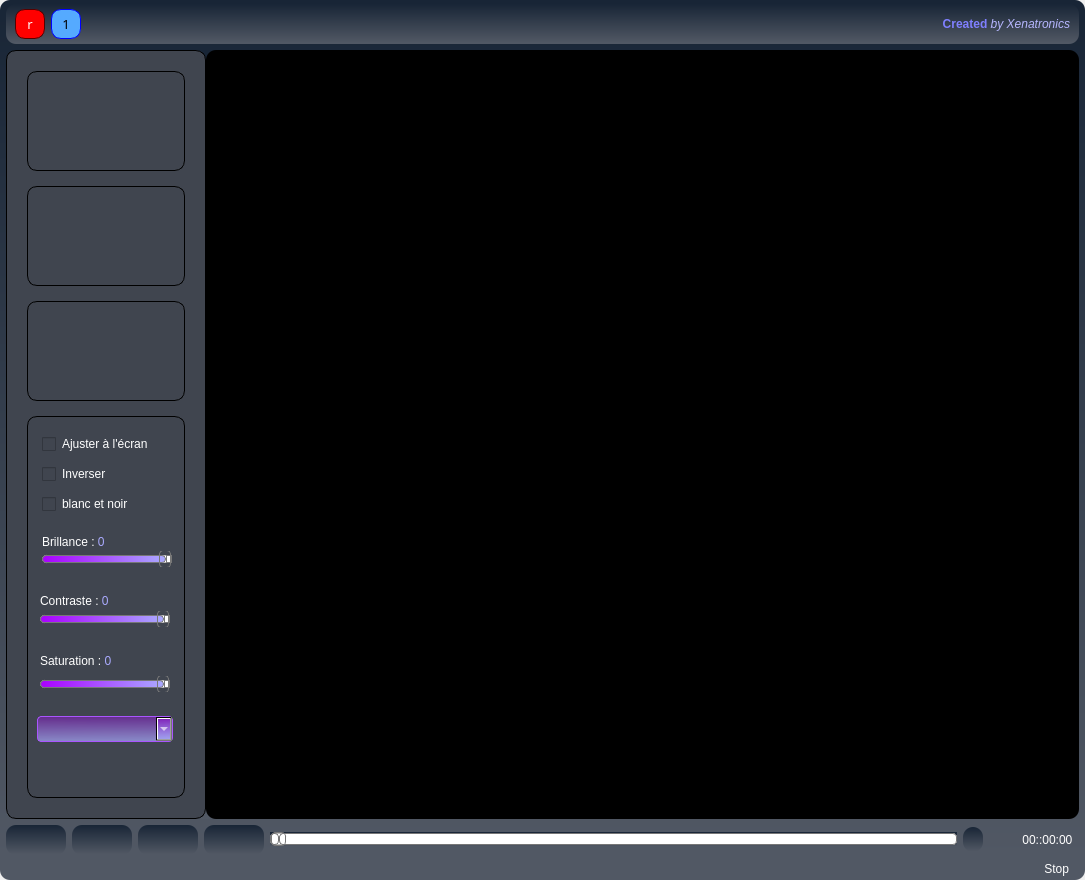
First picture: the form in WebCam.ui, repository pat13310/Webcam, before the edit.
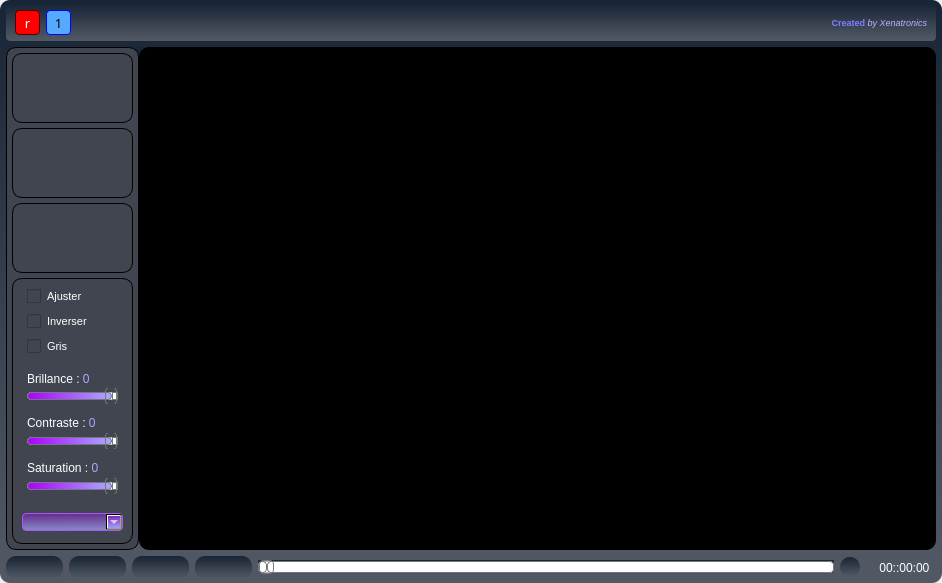
Second picture: the form after the edit. Icons and pictures are not drawn.

```diff
--- a/WebCam.ui
+++ b/WebCam.ui
@@ -6,14 +6,14 @@
    <rect>
     <x>0</x>
     <y>0</y>
-    <width>1085</width>
-    <height>880</height>
+    <width>942</width>
+    <height>583</height>
    </rect>
   </property>
   <property name="minimumSize">
    <size>
-    <width>0</width>
-    <height>800</height>
+    <width>800</width>
+    <height>500</height>
    </size>
   </property>
   <property name="windowTitle">
@@ -70,17 +70,18 @@
          <property name="minimumSize">
           <size>
            <width>930</width>
-           <height>40</height>
+           <height>35</height>
           </size>
          </property>
          <property name="maximumSize">
           <size>
            <width>16777215</width>
-           <height>40</height>
+           <height>37</height>
           </size>
          </property>
          <property name="styleSheet">
-          <string notr="true">background-color: qlineargradient(spread:pad, x1:0.493, y1:0, x2:0.492925, y2:0.972, stop:0 rgba(24, 37, 54, 255), stop:1 rgba(81, 88, 100, 255))</string>
+          <string notr="true">background-color: qlineargradient(spread:pad, x1:0.493, y1:0, x2:0.492925, y2:0.972, stop:0 rgba(24, 37, 54, 255), stop:1 rgba(81, 88, 100, 255));
+border-radius: 4px;</string>
          </property>
          <property name="frameShape">
           <enum>QFrame::StyledPanel</enum>
@@ -111,8 +112,8 @@
             </property>
             <property name="maximumSize">
              <size>
-              <width>30</width>
-              <height>30</height>
+              <width>25</width>
+              <height>25</height>
              </size>
             </property>
             <property name="font">
@@ -126,6 +127,7 @@
 color: rgb(255, 255, 255);
 background-color: rgb(255, 0, 0);
 border: 1px solid rgb(85, 0, 0);
+border-radius:4px;
 }
 
 QPushButton:hover{
@@ -151,14 +153,14 @@
             </property>
             <property name="minimumSize">
              <size>
-              <width>30</width>
+              <width>25</width>
               <height>0</height>
              </size>
             </property>
             <property name="maximumSize">
              <size>
-              <width>30</width>
-              <height>30</height>
+              <width>25</width>
+              <height>25</height>
              </size>
             </property>
             <property name="font">
@@ -174,6 +176,7 @@
 QPushButton{
 background-color: rgb(85, 170, 255);
 border: 1px solid blue;
+border-radius:4px;
 }
 
 QPushButton:hover{
@@ -220,7 +223,7 @@
              <string notr="true">background-color: transparent;</string>
             </property>
             <property name="text">
-             <string>&lt;html&gt;&lt;head/&gt;&lt;body&gt;&lt;p align=&quot;right&quot;&gt;&lt;span style=&quot; font-weight:600; color:#7f7fff;&quot;&gt;Created &lt;/span&gt;&lt;span style=&quot; font-style:italic; color:#b6b6ff;&quot;&gt;by Xenatronics&lt;/span&gt;&lt;/p&gt;&lt;/body&gt;&lt;/html&gt;</string>
+             <string>&lt;html&gt;&lt;head/&gt;&lt;body&gt;&lt;p align=&quot;right&quot;&gt;&lt;span style=&quot; font-size:7pt; font-weight:600; color:#7f7fff;&quot;&gt;Created &lt;/span&gt;&lt;span style=&quot; font-size:7pt; font-style:italic; color:#b6b6ff;&quot;&gt;by Xenatronics&lt;/span&gt;&lt;/p&gt;&lt;/body&gt;&lt;/html&gt;</string>
             </property>
            </widget>
           </item>
@@ -267,7 +270,7 @@
             </property>
             <property name="maximumSize">
              <size>
-              <width>200</width>
+              <width>133</width>
               <height>16777215</height>
              </size>
             </property>
@@ -284,32 +287,32 @@
             </property>
             <layout class="QVBoxLayout" name="verticalLayout_3">
              <property name="spacing">
-              <number>15</number>
+              <number>5</number>
              </property>
              <property name="leftMargin">
-              <number>20</number>
+              <number>5</number>
              </property>
              <property name="topMargin">
-              <number>20</number>
+              <number>5</number>
              </property>
              <property name="rightMargin">
-              <number>20</number>
+              <number>5</number>
              </property>
              <property name="bottomMargin">
-              <number>20</number>
+              <number>5</number>
              </property>
              <item>
               <widget class="QPushButton" name="video">
                <property name="minimumSize">
                 <size>
-                 <width>70</width>
-                 <height>70</height>
+                 <width>40</width>
+                 <height>40</height>
                 </size>
                </property>
                <property name="maximumSize">
                 <size>
                  <width>16777215</width>
-                 <height>100</height>
+                 <height>70</height>
                 </size>
                </property>
                <property name="styleSheet">
@@ -332,8 +335,8 @@
                </property>
                <property name="iconSize">
                 <size>
-                 <width>63</width>
-                 <height>69</height>
+                 <width>40</width>
+                 <height>50</height>
                 </size>
                </property>
                <property name="autoDefault">
@@ -345,14 +348,14 @@
               <widget class="QPushButton" name="picture">
                <property name="minimumSize">
                 <size>
-                 <width>70</width>
-                 <height>70</height>
+                 <width>40</width>
+                 <height>40</height>
                 </size>
                </property>
                <property name="maximumSize">
                 <size>
                  <width>16777215</width>
-                 <height>100</height>
+                 <height>70</height>
                 </size>
                </property>
                <property name="styleSheet">
@@ -375,8 +378,8 @@
                </property>
                <property name="iconSize">
                 <size>
-                 <width>63</width>
-                 <height>61</height>
+                 <width>40</width>
+                 <height>50</height>
                 </size>
                </property>
                <property name="autoDefault">
@@ -395,7 +398,7 @@
                <property name="maximumSize">
                 <size>
                  <width>16777215</width>
-                 <height>100</height>
+                 <height>70</height>
                 </size>
                </property>
                <property name="styleSheet">
@@ -418,8 +421,8 @@
                </property>
                <property name="iconSize">
                 <size>
-                 <width>69</width>
-                 <height>73</height>
+                 <width>40</width>
+                 <height>50</height>
                 </size>
                </property>
                <property name="autoDefault">
@@ -435,6 +438,12 @@
                  <verstretch>0</verstretch>
                 </sizepolicy>
                </property>
+               <property name="minimumSize">
+                <size>
+                 <width>0</width>
+                 <height>217</height>
+                </size>
+               </property>
                <property name="frameShape">
                 <enum>QFrame::StyledPanel</enum>
                </property>
@@ -445,25 +454,30 @@
                 <property name="geometry">
                  <rect>
                   <x>15</x>
-                  <y>20</y>
-                  <width>117</width>
+                  <y>10</y>
+                  <width>96</width>
                   <height>16</height>
                  </rect>
                 </property>
+                <property name="font">
+                 <font>
+                  <pointsize>8</pointsize>
+                 </font>
+                </property>
                 <property name="styleSheet">
                  <string notr="true">color: rgb(255, 255, 255);
 border: 0px solid;</string>
                 </property>
                 <property name="text">
-                 <string>Ajuster à l'écran</string>
+                 <string>Ajuster</string>
                 </property>
                </widget>
                <widget class="QSlider" name="slider_brillance">
                 <property name="geometry">
                  <rect>
                   <x>15</x>
-                  <y>135</y>
-                  <width>130</width>
+                  <y>110</y>
+                  <width>91</width>
                   <height>16</height>
                  </rect>
                 </property>
@@ -553,8 +567,8 @@
                 <property name="geometry">
                  <rect>
                   <x>15</x>
-                  <y>115</y>
-                  <width>126</width>
+                  <y>90</y>
+                  <width>91</width>
                   <height>18</height>
                  </rect>
                 </property>
@@ -589,9 +603,9 @@
                <widget class="QSlider" name="slider_contraste">
                 <property name="geometry">
                  <rect>
-                  <x>13</x>
-                  <y>195</y>
-                  <width>130</width>
+                  <x>15</x>
+                  <y>155</y>
+                  <width>91</width>
                   <height>16</height>
                  </rect>
                 </property>
@@ -680,9 +694,9 @@
                <widget class="QLabel" name="lbl_contraste">
                 <property name="geometry">
                  <rect>
-                  <x>13</x>
-                  <y>175</y>
-                  <width>126</width>
+                  <x>15</x>
+                  <y>135</y>
+                  <width>91</width>
                   <height>17</height>
                  </rect>
                 </property>
@@ -711,9 +725,9 @@
                <widget class="QLabel" name="lbl_saturation">
                 <property name="geometry">
                  <rect>
-                  <x>13</x>
-                  <y>235</y>
-                  <width>121</width>
+                  <x>15</x>
+                  <y>180</y>
+                  <width>91</width>
                   <height>17</height>
                  </rect>
                 </property>
@@ -742,9 +756,9 @@
                <widget class="QSlider" name="slider_saturation">
                 <property name="geometry">
                  <rect>
-                  <x>13</x>
-                  <y>260</y>
-                  <width>130</width>
+                  <x>15</x>
+                  <y>200</y>
+                  <width>91</width>
                   <height>16</height>
                  </rect>
                 </property>
@@ -834,11 +848,16 @@
                 <property name="geometry">
                  <rect>
                   <x>15</x>
-                  <y>50</y>
-                  <width>117</width>
+                  <y>35</y>
+                  <width>96</width>
                   <height>16</height>
                  </rect>
                 </property>
+                <property name="font">
+                 <font>
+                  <pointsize>8</pointsize>
+                 </font>
+                </property>
                 <property name="styleSheet">
                  <string notr="true">color: rgb(255, 255, 255);
 border: 0px solid;</string>
@@ -851,31 +870,36 @@
                 <property name="geometry">
                  <rect>
                   <x>15</x>
-                  <y>80</y>
-                  <width>117</width>
+                  <y>60</y>
+                  <width>96</width>
                   <height>16</height>
                  </rect>
                 </property>
+                <property name="font">
+                 <font>
+                  <pointsize>8</pointsize>
+                 </font>
+                </property>
                 <property name="styleSheet">
                  <string notr="true">color: rgb(255, 255, 255);
 border: 0px solid;</string>
                 </property>
                 <property name="text">
-                 <string>blanc et noir</string>
+                 <string>Gris</string>
                 </property>
                </widget>
                <widget class="QComboBox" name="comboCamera">
                 <property name="geometry">
                  <rect>
                   <x>10</x>
-                  <y>300</y>
-                  <width>136</width>
-                  <height>26</height>
+                  <y>235</y>
+                  <width>101</width>
+                  <height>18</height>
                  </rect>
                 </property>
                 <property name="font">
                  <font>
-                  <pointsize>9</pointsize>
+                  <pointsize>7</pointsize>
                  </font>
                 </property>
                 <property name="styleSheet">
@@ -966,18 +990,144 @@
          <property name="verticalSpacing">
           <number>7</number>
          </property>
+         <item row="1" column="6">
+          <widget class="QLabel" name="led">
+           <property name="sizePolicy">
+            <sizepolicy hsizetype="Fixed" vsizetype="Fixed">
+             <horstretch>0</horstretch>
+             <verstretch>0</verstretch>
+            </sizepolicy>
+           </property>
+           <property name="minimumSize">
+            <size>
+             <width>20</width>
+             <height>20</height>
+            </size>
+           </property>
+           <property name="maximumSize">
+            <size>
+             <width>20</width>
+             <height>20</height>
+            </size>
+           </property>
+           <property name="styleSheet">
+            <string notr="true">color: rgb(255, 255, 255);
+border: 0px solid;</string>
+           </property>
+           <property name="text">
+            <string/>
+           </property>
+           <property name="pixmap">
+            <pixmap resource="webcam.qrc">:/icones/icones/media/led_rouge.png</pixmap>
+           </property>
+           <property name="scaledContents">
+            <bool>true</bool>
+           </property>
+          </widget>
+         </item>
+         <item row="1" column="5">
+          <widget class="QSlider" name="slider_position">
+           <property name="minimumSize">
+            <size>
+             <width>413</width>
+             <height>0</height>
+            </size>
+           </property>
+           <property name="maximumSize">
+            <size>
+             <width>16777215</width>
+             <height>16777215</height>
+            </size>
+           </property>
+           <property name="styleSheet">
+            <string notr="true">QSlider{
+border: 0px;
+}
+
+QSlider::groove:horizontal {
+border: 1px solid #bbb;
+background: white;
+height: 10px;
+border-radius: 4px;
+
+}
+
+QSlider::sub-page:horizontal {
+background: qlineargradient(x1: 0, y1: 0,    x2: 0, y2: 1,
+    stop: 0 #66e, stop: 1 #bbf);
+background: qlineargradient(x1: 0, y1: 0.2, x2: 1, y2: 1,
+    stop: 0 #bbf, stop: 1 #55f);
+border: 1px solid #777;
+height: 10px;
+border-radius: 4px;
+}
+
+QSlider::add-page:horizontal {
+background: #fff;
+border: 1px solid #777;
+height: 10px;
+border-radius: 4px;
+}
+
+QSlider::handle:horizontal {
+background: qlineargradient(x1:0, y1:0, x2:1, y2:1,
+    stop:0 #eee, stop:1 #ccc);
+border: 1px solid #777;
+width: 13px;
+margin-top: -2px;
+margin-bottom: -2px;
+border-radius: 4px;
+}
+
+QSlider::handle:horizontal:hover {
+background: qlineargradient(x1:0, y1:0, x2:1, y2:1,
+    stop:0 #fff, stop:1 #ddd);
+border: 1px solid #444;
+border-radius: 4px;
+}
+
+QSlider::sub-page:horizontal:disabled {
+background: #bbb;
+border-color: #999;
+}
+
+QSlider::add-page:horizontal:disabled {
+background: #eee;
+border-color: #999;
+}
+
+QSlider::handle:horizontal:disabled {
+background: #eee;
+border: 1px solid #aaa;
+border-radius: 4px;
+}</string>
+           </property>
+           <property name="maximum">
+            <number>200</number>
+           </property>
+           <property name="pageStep">
+            <number>1</number>
+           </property>
+           <property name="value">
+            <number>0</number>
+           </property>
+           <property name="orientation">
+            <enum>Qt::Horizontal</enum>
+           </property>
+          </widget>
+         </item>
          <item row="1" column="3">
           <widget class="QPushButton" name="split">
            <property name="minimumSize">
             <size>
-             <width>60</width>
-             <height>30</height>
+             <width>57</width>
+             <height>23</height>
             </size>
            </property>
            <property name="maximumSize">
             <size>
              <width>60</width>
-             <height>30</height>
+             <height>27</height>
             </size>
            </property>
            <property name="font">
@@ -1011,6 +1161,12 @@
             <iconset>
              <normaloff>icones/media/split.png</normaloff>icones/media/split.png</iconset>
            </property>
+           <property name="iconSize">
+            <size>
+             <width>15</width>
+             <height>17</height>
+            </size>
+           </property>
           </widget>
          </item>
          <item row="1" column="7">
@@ -1023,7 +1179,7 @@
            </property>
            <property name="minimumSize">
             <size>
-             <width>90</width>
+             <width>70</width>
              <height>15</height>
             </size>
            </property>
@@ -1054,14 +1210,14 @@
           <widget class="QPushButton" name="stop">
            <property name="minimumSize">
             <size>
-             <width>60</width>
-             <height>0</height>
+             <width>57</width>
+             <height>23</height>
             </size>
            </property>
            <property name="maximumSize">
             <size>
              <width>60</width>
-             <height>30</height>
+             <height>27</height>
             </size>
            </property>
            <property name="font">
@@ -1097,14 +1253,14 @@
           <widget class="QPushButton" name="play">
            <property name="minimumSize">
             <size>
-             <width>60</width>
-             <height>30</height>
+             <width>57</width>
+             <height>23</height>
             </size>
            </property>
            <property name="maximumSize">
             <size>
              <width>60</width>
-             <height>30</height>
+             <height>27</height>
             </size>
            </property>
            <property name="font">
@@ -1140,14 +1296,14 @@
           <widget class="QPushButton" name="record">
            <property name="minimumSize">
             <size>
-             <width>60</width>
-             <height>30</height>
+             <width>57</width>
+             <height>23</height>
             </size>
            </property>
            <property name="maximumSize">
             <size>
              <width>60</width>
-             <height>30</height>
+             <height>27</height>
             </size>
            </property>
            <property name="font">
@@ -1183,163 +1339,12 @@
            </property>
            <property name="iconSize">
             <size>
-             <width>30</width>
-             <height>30</height>
+             <width>23</width>
+             <height>26</height>
             </size>
            </property>
           </widget>
          </item>
-         <item row="2" column="7">
-          <widget class="QLabel" name="label_infos2">
-           <property name="styleSheet">
-            <string notr="true">background-color:transparent ;
-color:white;</string>
-           </property>
-           <property name="text">
-            <string>Stop</string>
-           </property>
-           <property name="alignment">
-            <set>Qt::AlignRight|Qt::AlignTrailing|Qt::AlignVCenter</set>
-           </property>
-           <property name="margin">
-            <number>0</number>
-           </property>
-           <property name="indent">
-            <number>10</number>
-           </property>
-          </widget>
-         </item>
-         <item row="1" column="5">
-          <widget class="QSlider" name="slider_position">
-           <property name="minimumSize">
-            <size>
-             <width>600</width>
-             <height>0</height>
-            </size>
-           </property>
-           <property name="maximumSize">
-            <size>
-             <width>16777215</width>
-             <height>16777215</height>
-            </size>
-           </property>
-           <property name="styleSheet">
-            <string notr="true">QSlider{
-border: 0px;
-}
-
-QSlider::groove:horizontal {
-border: 1px solid #bbb;
-background: white;
-height: 10px;
-border-radius: 4px;
-
-}
-
-QSlider::sub-page:horizontal {
-background: qlineargradient(x1: 0, y1: 0,    x2: 0, y2: 1,
-    stop: 0 #66e, stop: 1 #bbf);
-background: qlineargradient(x1: 0, y1: 0.2, x2: 1, y2: 1,
-    stop: 0 #bbf, stop: 1 #55f);
-border: 1px solid #777;
-height: 10px;
-border-radius: 4px;
-}
-
-QSlider::add-page:horizontal {
-background: #fff;
-border: 1px solid #777;
-height: 10px;
-border-radius: 4px;
-}
-
-QSlider::handle:horizontal {
-background: qlineargradient(x1:0, y1:0, x2:1, y2:1,
-    stop:0 #eee, stop:1 #ccc);
-border: 1px solid #777;
-width: 13px;
-margin-top: -2px;
-margin-bottom: -2px;
-border-radius: 4px;
-}
-
-QSlider::handle:horizontal:hover {
-background: qlineargradient(x1:0, y1:0, x2:1, y2:1,
-    stop:0 #fff, stop:1 #ddd);
-border: 1px solid #444;
-border-radius: 4px;
-}
-
-QSlider::sub-page:horizontal:disabled {
-background: #bbb;
-border-color: #999;
-}
-
-QSlider::add-page:horizontal:disabled {
-background: #eee;
-border-color: #999;
-}
-
-QSlider::handle:horizontal:disabled {
-background: #eee;
-border: 1px solid #aaa;
-border-radius: 4px;
-}</string>
-           </property>
-           <property name="maximum">
-            <number>200</number>
-           </property>
-           <property name="pageStep">
-            <number>1</number>
-           </property>
-           <property name="value">
-            <number>0</number>
-           </property>
-           <property name="orientation">
-            <enum>Qt::Horizontal</enum>
-           </property>
-          </widget>
-         </item>
-         <item row="1" column="6">
-          <widget class="QLabel" name="led">
-           <property name="minimumSize">
-            <size>
-             <width>20</width>
-             <height>20</height>
-            </size>
-           </property>
-           <property name="maximumSize">
-            <size>
-             <width>25</width>
-             <height>25</height>
-            </size>
-           </property>
-           <property name="styleSheet">
-            <string notr="true">color: rgb(255, 255, 255);
-border: 0px solid;</string>
-           </property>
-           <property name="text">
-            <string/>
-           </property>
-           <property name="pixmap">
-            <pixmap resource="webcam.qrc">:/icones/icones/media/led_rouge.png</pixmap>
-           </property>
-           <property name="scaledContents">
-            <bool>true</bool>
-           </property>
-          </widget>
-         </item>
-         <item row="2" column="5" colspan="2">
-          <widget class="QLabel" name="label_infos">
-           <property name="styleSheet">
-            <string notr="true">background-color:transparent ;
-color:white;</string>
-           </property>
-           <property name="text">
-            <string/>
-           </property>
-          </widget>
-         </item>
         </layout>
        </item>
       </layout>
```
